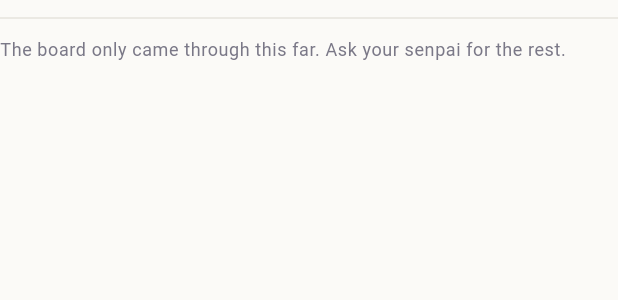
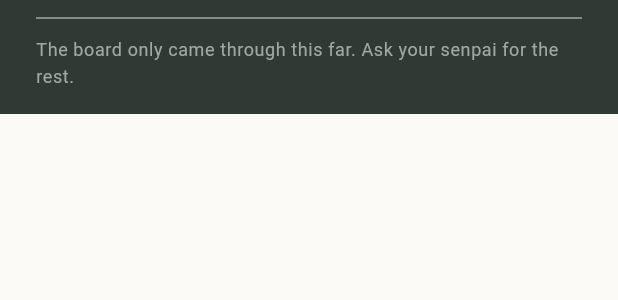
Before and after one commit to sarushili0430/ai-sensei, a Flutter app: the _BoardStage widget shown alone on an empty page, opened directly with empty values, on a phone screen of 412 x 824 dp. Shown: the top 300 px of the screen. Run offline on Flutter 3.47's test engine with Material 3 defaults, Android fonts, the phone set to English and light mode, and no system bars; our stand-ins replace flutter_riverpod, flutter_svg, freezed_annotation, go_router, image_picker, just_audio and 5 more; missing offline and left inert: flutter_math_fork, livekit_client, onesignal_flutter, purchases_flutter, purchases_ui_flutter; accounts and stored records are empty; generated files the repository leaves out were written again; network calls fail; Roboto replaces fonts that are missing (ZenMaruGothic).

Commit message:
fix(mobile): 板は授業の高さいっぱいに敷く(縮んで途中で終わらせない)
面を `BoardView`(= スクロールする側)だけに置いていたので、板が中身の高さに
縮んでいた。1〜2行しか書いていない授業では**画面の途中で板が終わり**、
スクロールすると板の上下の縁も一緒に動く — 黒板ではなく黒い紙に見える。

授業の高さいっぱいに敷いて、動くのはチョークのほうだけにする。
とぎれた一行(`_BoardGapNotice`)も板の上に乗るので、チョークの色で書き、
`BoardView` と同じ左右の余白を付ける(インクのままだと黒に黒で、
「とぎれた」ことを伝える文だけが読めない)。

Co-Authored-By: Claude Opus 5 <noreply@anthropic.com>
Claude-Session: https://claude.ai/code/session_01Nh3JjASzhRZuQEthtrvahn

```diff
--- a/apps/mobile/lib/src/features/session/presentation/session_screen.dart
+++ b/apps/mobile/lib/src/features/session/presentation/session_screen.dart
@@ -14,6 +14,7 @@ import '../../capture/application/capture_controller.dart';
 import '../application/board_inbox.dart';
 import '../application/session_controller.dart';
 import '../domain/session.dart';
+import 'board/board_style.dart';
 import 'board/board_view.dart';
 
 /// 会話画面(ワイヤーフレームの03/04を1枚に統合)。
@@ -377,7 +378,15 @@ class _BoardStageState extends State<_BoardStage> {
 
   @override
   Widget build(BuildContext context) {
-    return SingleChildScrollView(
+    // **板は動かない。動くのはチョークのほう。**
+    //
+    // 面を [BoardView] の中(= スクロールする側)だけに置くと、板が中身の高さに
+    // 縮んで、1〜2行しか書いていない授業では**画面の途中で板が終わる**。
+    // スクロールすると板の上下の縁も一緒に動くので、黒板ではなく黒い紙に見える。
+    // ここで授業の高さいっぱいに敷いておけば、書いた量に関わらず板は板のまま。
+    return ColoredBox(
+      color: BoardStyle.surface,
+      child: SingleChildScrollView(
         controller: _controller,
         child: Column(
           crossAxisAlignment: CrossAxisAlignment.stretch,
@@ -385,6 +394,7 @@ class _BoardStageState extends State<_BoardStage> {
             BoardView(steps: widget.board.steps),
             if (widget.board.hasGap) const _BoardGapNotice(),
           ],
+        ),
       ),
     );
   }
@@ -402,15 +412,23 @@ class _BoardGapNotice extends StatelessWidget {
 
   @override
   Widget build(BuildContext context) {
-    return Column(
+    // **板の上に書く一行なので、チョークの色で書く。**インクのままだと
+    // 黒に黒で、とぎれたことを伝える文だけが読めないまま残る。
+    // 左右の余白は [BoardView] の中ではないので、ここで同じ値を付ける。
+    return Padding(
+      padding: const EdgeInsets.fromLTRB(BoardView.padding, 0, BoardView.padding, AppSpacing.md),
+      child: Column(
         crossAxisAlignment: CrossAxisAlignment.start,
         children: <Widget>[
-        const Divider(color: AppColors.border, height: AppSpacing.lg),
+          const Divider(color: BoardStyle.chalkMuted, height: AppSpacing.lg),
           Text(
             AppStrings.of(context).sessionBoardGap,
-          style: Theme.of(context).textTheme.bodySmall?.copyWith(color: AppColors.inkMuted),
+            style: Theme.of(context).textTheme.bodySmall?.copyWith(
+                  color: BoardStyle.chalkMuted,
+                ),
           ),
         ],
+      ),
     );
   }
 }
```
Lines whose indentation alone changed are shown as unchanged.
